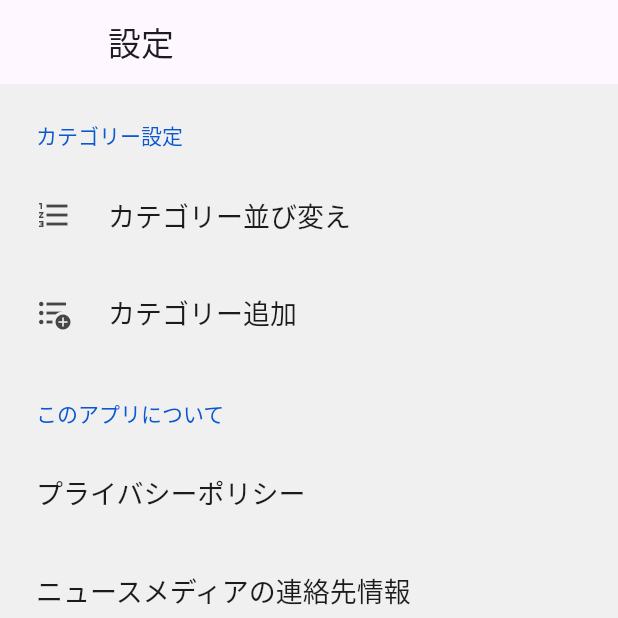
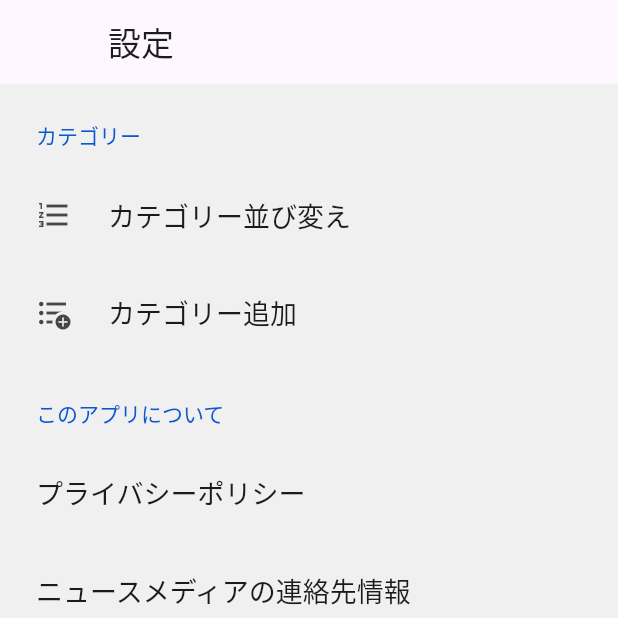
Before and after one commit to hase744/news_app_native, a Flutter app: the SettingPage screen opened directly, on a phone screen of 412 x 824 dp, the top half of it. Run offline on Flutter 3.47's test engine with Material 2 defaults, Android fonts, the phone set to English and light mode, and no system bars; drawn by our look-alikes of settings_ui; our stand-ins replace device_info_plus, google_mobile_ads, shared_preferences, sqflite, youtube_player_flutter; missing offline and left inert: android_id, app_tracking_transparency; accounts and stored records are empty; network calls fail.

Commit message:
changed name

```diff
--- a/lib/views/setting_page.dart
+++ b/lib/views/setting_page.dart
@@ -77,7 +77,7 @@ class _SettingPageState extends State<SettingPage>  {
         platform: DevicePlatform.iOS,
         sections: [
           SettingsSection(
-            title: const Text('カテゴリー設定'),
+            title: const Text('カテゴリー'),
             tiles: <SettingsTile>[
               SettingsTile.navigation(
                 leading: const Icon(Icons.format_list_numbered),
```
Also changed, not shown: 3 other files.
